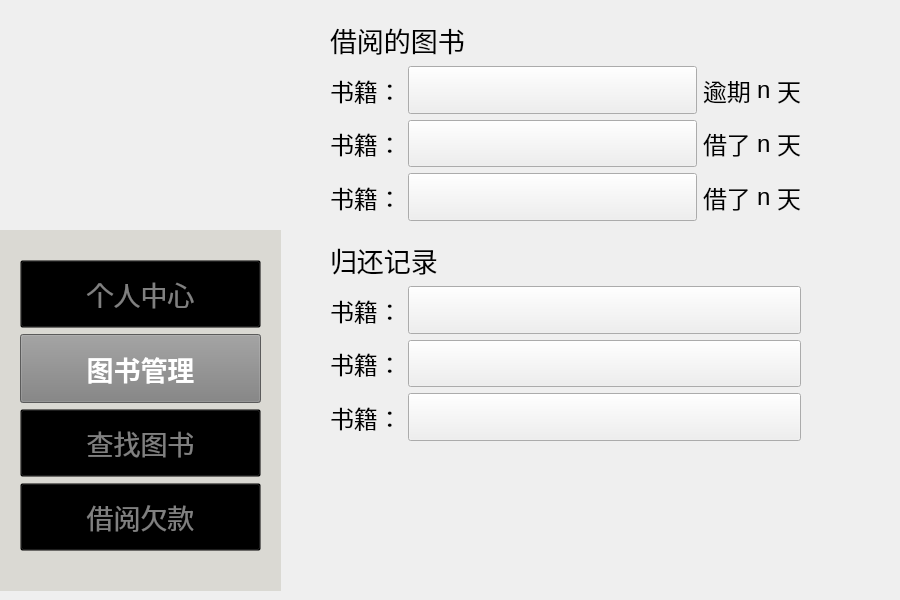
Old version of the form addcode/bookmode.ui in the repository Andylih2005/summer-work.
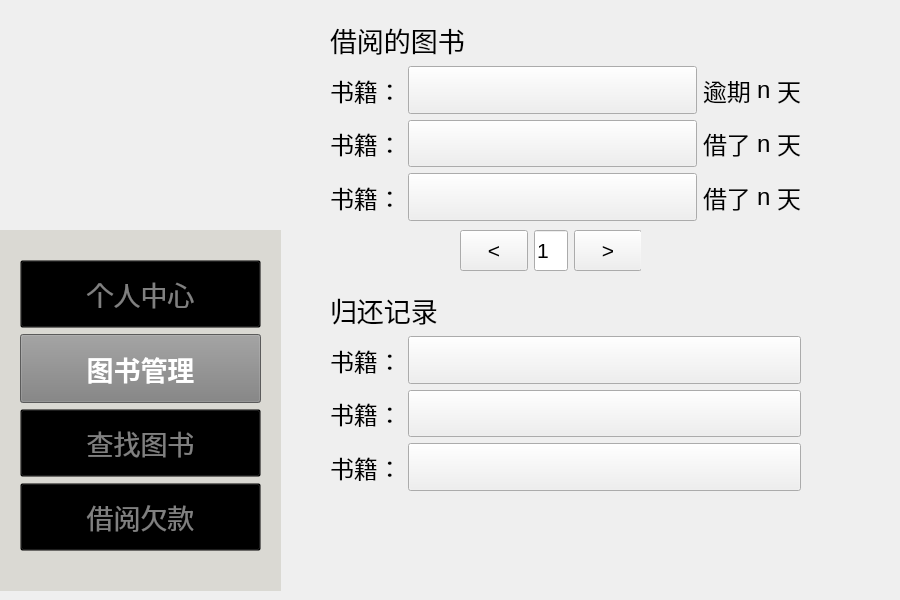
New version of the form. Icons and pictures are not drawn.

```diff
--- a/addcode/bookmode.ui
+++ b/addcode/bookmode.ui
@@ -17,7 +17,7 @@
    <property name="geometry">
     <rect>
      <x>330</x>
-     <y>240</y>
+     <y>290</y>
      <width>471</width>
      <height>201</height>
     </rect>
@@ -272,105 +272,7 @@
        </widget>
       </item>
       <item>
-       <widget class="QLabel" name="n11_4">
-        <property name="sizePolicy">
-         <sizepolicy hsizetype="Fixed" vsizetype="Preferred">
-          <horstretch>0</horstretch>
-          <verstretch>0</verstretch>
-         </sizepolicy>
-        </property>
-        <property name="font">
-         <font>
-          <pointsize>18</pointsize>
-         </font>
-        </property>
-        <property name="text">
-         <string>天</string>
-        </property>
-       </widget>
-      </item>
-     </layout>
-    </item>
-    <item>
-     <layout class="QHBoxLayout" name="horizontalLayout_13">
-      <item>
-       <widget class="QLabel" name="n1_3">
-        <property name="sizePolicy">
-         <sizepolicy hsizetype="Fixed" vsizetype="Preferred">
-          <horstretch>0</horstretch>
-          <verstretch>0</verstretch>
-         </sizepolicy>
-        </property>
-        <property name="font">
-         <font>
-          <pointsize>18</pointsize>
-         </font>
-        </property>
-        <property name="text">
-         <string>书籍：</string>
-        </property>
-       </widget>
-      </item>
-      <item>
-       <widget class="QPushButton" name="bookk_3">
-        <property name="sizePolicy">
-         <sizepolicy hsizetype="Preferred" vsizetype="Expanding">
-          <horstretch>0</horstretch>
-          <verstretch>0</verstretch>
-         </sizepolicy>
-        </property>
-        <property name="font">
-         <font>
-          <pointsize>16</pointsize>
-         </font>
-        </property>
-        <property name="styleSheet">
-         <string notr="true">border: none;
-    background-color: rgba(0, 0, 0, 0); /* 设置背景颜色为透明}</string>
-        </property>
-        <property name="text">
-         <string/>
-        </property>
-       </widget>
-      </item>
-      <item>
-       <widget class="QLabel" name="n11_3">
-        <property name="sizePolicy">
-         <sizepolicy hsizetype="Fixed" vsizetype="Preferred">
-          <horstretch>0</horstretch>
-          <verstretch>0</verstretch>
-         </sizepolicy>
-        </property>
-        <property name="font">
-         <font>
-          <pointsize>18</pointsize>
-         </font>
-        </property>
-        <property name="text">
-         <string>借了</string>
-        </property>
-       </widget>
-      </item>
-      <item>
-       <widget class="QLabel" name="author1_3">
-        <property name="sizePolicy">
-         <sizepolicy hsizetype="Fixed" vsizetype="Preferred">
-          <horstretch>0</horstretch>
-          <verstretch>0</verstretch>
-         </sizepolicy>
-        </property>
-        <property name="font">
-         <font>
-          <pointsize>18</pointsize>
-         </font>
-        </property>
-        <property name="text">
-         <string>n</string>
-        </property>
-       </widget>
-      </item>
-      <item>
-       <widget class="QLabel" name="n11_5">
+       <widget class="QLabel" name="n111">
         <property name="sizePolicy">
          <sizepolicy hsizetype="Fixed" vsizetype="Preferred">
           <horstretch>0</horstretch>
@@ -468,7 +370,105 @@
        </widget>
       </item>
       <item>
-       <widget class="QLabel" name="n11_6">
+       <widget class="QLabel" name="n111_2">
+        <property name="sizePolicy">
+         <sizepolicy hsizetype="Fixed" vsizetype="Preferred">
+          <horstretch>0</horstretch>
+          <verstretch>0</verstretch>
+         </sizepolicy>
+        </property>
+        <property name="font">
+         <font>
+          <pointsize>18</pointsize>
+         </font>
+        </property>
+        <property name="text">
+         <string>天</string>
+        </property>
+       </widget>
+      </item>
+     </layout>
+    </item>
+    <item>
+     <layout class="QHBoxLayout" name="horizontalLayout_13">
+      <item>
+       <widget class="QLabel" name="n1_3">
+        <property name="sizePolicy">
+         <sizepolicy hsizetype="Fixed" vsizetype="Preferred">
+          <horstretch>0</horstretch>
+          <verstretch>0</verstretch>
+         </sizepolicy>
+        </property>
+        <property name="font">
+         <font>
+          <pointsize>18</pointsize>
+         </font>
+        </property>
+        <property name="text">
+         <string>书籍：</string>
+        </property>
+       </widget>
+      </item>
+      <item>
+       <widget class="QPushButton" name="bookk_3">
+        <property name="sizePolicy">
+         <sizepolicy hsizetype="Preferred" vsizetype="Expanding">
+          <horstretch>0</horstretch>
+          <verstretch>0</verstretch>
+         </sizepolicy>
+        </property>
+        <property name="font">
+         <font>
+          <pointsize>16</pointsize>
+         </font>
+        </property>
+        <property name="styleSheet">
+         <string notr="true">border: none;
+    background-color: rgba(0, 0, 0, 0); /* 设置背景颜色为透明}</string>
+        </property>
+        <property name="text">
+         <string/>
+        </property>
+       </widget>
+      </item>
+      <item>
+       <widget class="QLabel" name="n11_3">
+        <property name="sizePolicy">
+         <sizepolicy hsizetype="Fixed" vsizetype="Preferred">
+          <horstretch>0</horstretch>
+          <verstretch>0</verstretch>
+         </sizepolicy>
+        </property>
+        <property name="font">
+         <font>
+          <pointsize>18</pointsize>
+         </font>
+        </property>
+        <property name="text">
+         <string>借了</string>
+        </property>
+       </widget>
+      </item>
+      <item>
+       <widget class="QLabel" name="day_3">
+        <property name="sizePolicy">
+         <sizepolicy hsizetype="Fixed" vsizetype="Preferred">
+          <horstretch>0</horstretch>
+          <verstretch>0</verstretch>
+         </sizepolicy>
+        </property>
+        <property name="font">
+         <font>
+          <pointsize>18</pointsize>
+         </font>
+        </property>
+        <property name="text">
+         <string>n</string>
+        </property>
+       </widget>
+      </item>
+      <item>
+       <widget class="QLabel" name="n111_3">
         <property name="sizePolicy">
          <sizepolicy hsizetype="Fixed" vsizetype="Preferred">
           <horstretch>0</horstretch>
@@ -956,6 +956,75 @@
     <set>Qt::TextInteractionFlag::LinksAccessibleByMouse</set>
    </property>
   </widget>
+  <widget class="QWidget" name="horizontalLayoutWidget_2">
+   <property name="geometry">
+    <rect>
+     <x>460</x>
+     <y>230</y>
+     <width>181</width>
+     <height>41</height>
+    </rect>
+   </property>
+   <layout class="QHBoxLayout" name="horizontalLayout_2">
+    <item>
+     <widget class="QPushButton" name="reduce_button">
+      <property name="sizePolicy">
+       <sizepolicy hsizetype="Minimum" vsizetype="Expanding">
+        <horstretch>0</horstretch>
+        <verstretch>0</verstretch>
+       </sizepolicy>
+      </property>
+      <property name="font">
+       <font>
+        <pointsize>16</pointsize>
+       </font>
+      </property>
+      <property name="text">
+       <string>&lt;</string>
+      </property>
+     </widget>
+    </item>
+    <item>
+     <widget class="QLineEdit" name="pages">
+      <property name="sizePolicy">
+       <sizepolicy hsizetype="Expanding" vsizetype="Expanding">
+        <horstretch>0</horstretch>
+        <verstretch>0</verstretch>
+       </sizepolicy>
+      </property>
+      <property name="font">
+       <font>
+        <pointsize>16</pointsize>
+       </font>
+      </property>
+      <property name="layoutDirection">
+       <enum>Qt::LayoutDirection::LeftToRight</enum>
+      </property>
+      <property name="text">
+       <string>1</string>
+      </property>
+     </widget>
+    </item>
+    <item>
+     <widget class="QPushButton" name="raise_button">
+      <property name="sizePolicy">
+       <sizepolicy hsizetype="Minimum" vsizetype="Expanding">
+        <horstretch>0</horstretch>
+        <verstretch>0</verstretch>
+       </sizepolicy>
+      </property>
+      <property name="font">
+       <font>
+        <pointsize>16</pointsize>
+       </font>
+      </property>
+      <property name="text">
+       <string>&gt;</string>
+      </property>
+     </widget>
+    </item>
+   </layout>
+  </widget>
   <zorder>cat_1</zorder>
   <zorder>logo</zorder>
   <zorder>verticalLayoutWidget_4</zorder>
```
Left out of the diff: 5 changed lines with no effect on the pictures.
